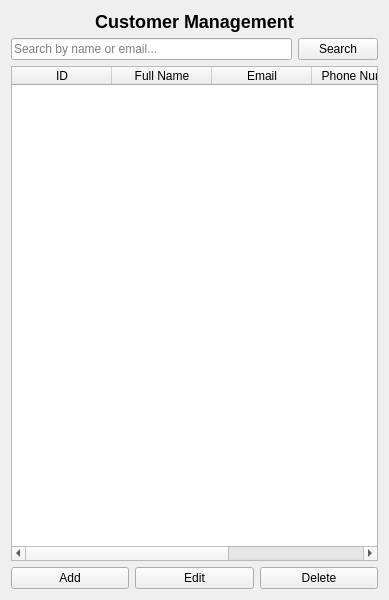
The window that customers.ui (WeWeBunnyX/HotelReservationSQL_Application) describes before a commit, drawn with Qt 5.
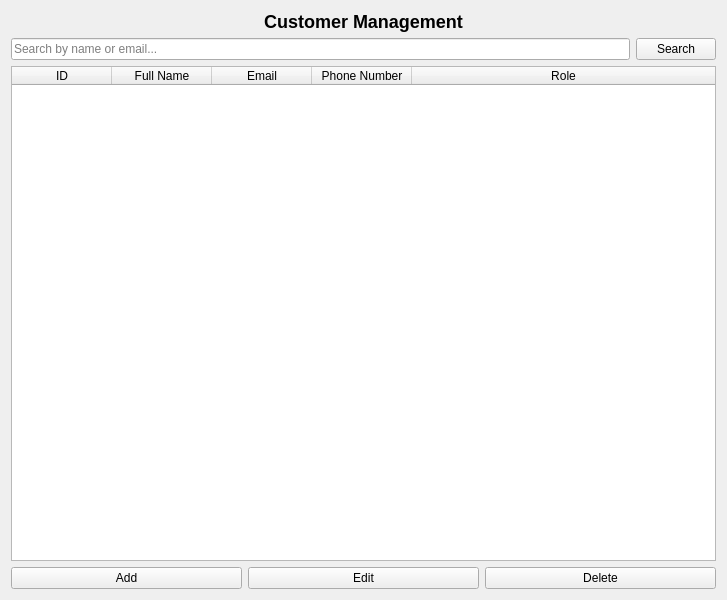
The same window after the commit.

Diff of the .ui file:
```diff
--- a/customers.ui
+++ b/customers.ui
@@ -6,7 +6,7 @@
    <rect>
     <x>0</x>
     <y>0</y>
-    <width>389</width>
+    <width>727</width>
     <height>600</height>
    </rect>
   </property>
@@ -47,6 +47,9 @@
    </item>
    <item>
     <widget class="QTableWidget" name="customersTable">
+     <attribute name="horizontalHeaderStretchLastSection">
+      <bool>true</bool>
+     </attribute>
      <column>
       <property name="text">
        <string>ID</string>
```
